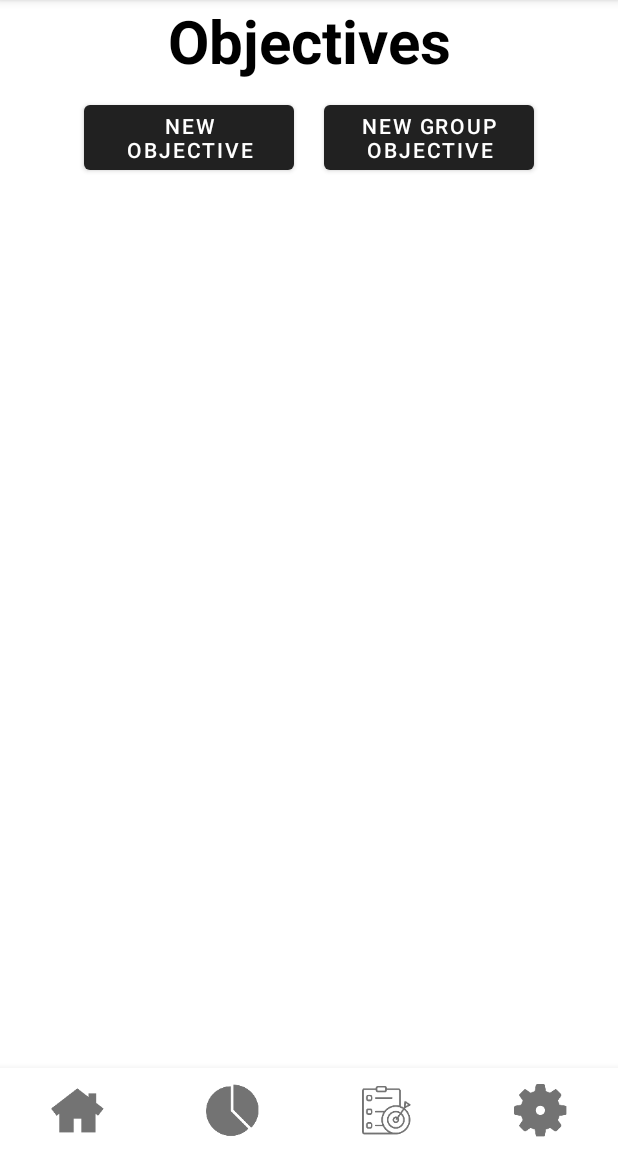
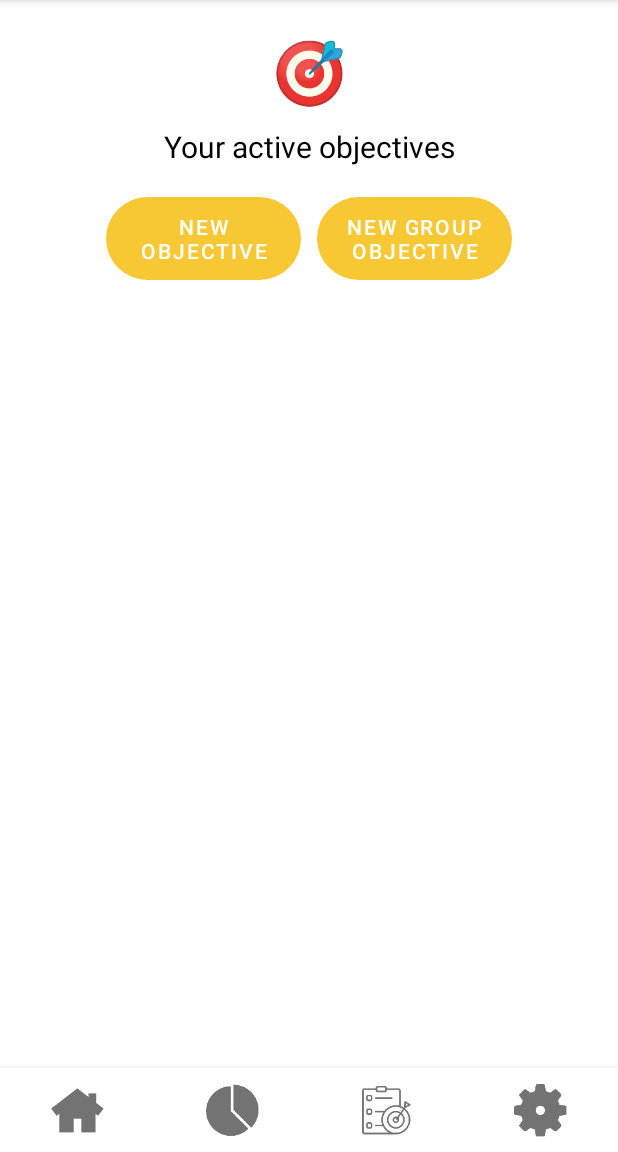
Before and after one commit to Pamacchia/WalletFlow, an Android app: the ObjectivesActivity screen opened directly, with no data from a screen before it, on a phone screen of 412 x 824 dp, the part 84-1236 px from its top. Run offline under Robolectric (Android 15) with nearby library versions, the phone set to English and light mode, and no system bars; our stand-ins replace Firebase (no records; nobody signed in at launch, a user with empty details on screens opened directly).

Commit message:
profile and card aes + theme rename

```diff
--- a/app/src/main/res/layout/activity_objective.xml
+++ b/app/src/main/res/layout/activity_objective.xml
@@ -6,6 +6,7 @@
     android:layout_width="match_parent"
     android:layout_height="match_parent"
     android:orientation="vertical"
+    android:theme="@style/BaseTheme"
     tools:context=".objectives.ObjectivesActivity">
 
     <LinearLayout
@@ -20,31 +21,47 @@
             android:layout_width="match_parent"
             android:layout_height="wrap_content"
             android:gravity="center"
-            android:text="Objectives"
+            android:text="🎯"
+            android:layout_marginTop="20dp"
             android:textColor="@color/black"
             android:textSize="40dp"
             android:textStyle="bold" />
+
+        <TextView
+            android:layout_width="320dp"
+            android:layout_height="wrap_content"
+            android:textAlignment="center"
+            android:layout_gravity="center_horizontal"
+            android:text="Your active objectives"
+            android:layout_marginTop="10dp"
+            android:textColor="@color/black"
+            android:textSize="20sp"></TextView>
 
         <LinearLayout
             android:layout_width="320dp"
             android:layout_height="wrap_content"
             android:layout_gravity="center"
+            android:gravity="center_horizontal"
+            android:layout_marginTop="20dp"
             android:orientation="horizontal"
             >
 
             <Button
                 android:id="@+id/btnAddNewObjective"
-                android:layout_width="140dp"
+                android:layout_width="130dp"
                 android:layout_height="wrap_content"
-                android:layout_margin="10dp"
-                android:text="New objective" />
+                android:layout_marginRight="5dp"
+                android:text="New objective"
+                android:background="@drawable/round_button"
+                />
 
             <Button
                 android:id="@+id/btnAddNewGroupObjective"
-                android:layout_width="140dp"
+                android:layout_width="130dp"
                 android:layout_height="wrap_content"
-                android:layout_margin="10dp"
-                android:text="New group objective">
+                android:text="New group objective"
+                android:layout_marginLeft="5dp"
+                android:background="@drawable/round_button">
 
             </Button>
 
@@ -57,6 +74,7 @@
             android:layout_height="match_parent"
             android:gravity="center"
             android:orientation="vertical"
+            android:layout_marginTop="20dp"
             android:fillViewport="true">
 
             <LinearLayout
--- a/app/src/main/res/layout/activity_welcome_login.xml
+++ b/app/src/main/res/layout/activity_welcome_login.xml
@@ -7,7 +7,7 @@
     android:layout_height="match_parent"
     android:gravity="center"
     android:orientation="vertical"
-    android:theme="@style/LoginTheme"
+    android:theme="@style/BaseTheme"
     tools:context=".welcome.LoginActivity">
 
     <TextView
--- a/app/src/main/res/layout/activity_welcome_onboarding.xml
+++ b/app/src/main/res/layout/activity_welcome_onboarding.xml
@@ -8,7 +8,7 @@
     android:layout_height="match_parent"
     android:gravity="center"
     android:orientation="vertical"
-    android:theme="@style/LoginTheme"
+    android:theme="@style/BaseTheme"
     tools:context=".welcome.OnboardingActivity">
 
     <TextView
--- a/app/src/main/res/layout/activity_welcome_registration.xml
+++ b/app/src/main/res/layout/activity_welcome_registration.xml
@@ -6,7 +6,7 @@
     android:layout_height="match_parent"
     android:gravity="center"
     android:orientation="vertical"
-    android:theme="@style/LoginTheme"
+    android:theme="@style/BaseTheme"
     tools:context=".welcome.RegistrationActivity">
 
     <TextView
--- a/app/src/main/res/values/styles.xml
+++ b/app/src/main/res/values/styles.xml
@@ -4,7 +4,7 @@
     <item name="colorPrimary">@color/nordGreen</item>
     <!-- Add other theme attributes if needed -->
 </style>
-<style name="LoginTheme">
+<style name="BaseTheme">
     <item name="colorPrimary">@color/vividYellow</item>
     <!-- Add other theme attributes if needed -->
 </style>
```
Also changed, not shown: app/src/main/res/layout/activity_profile.xml (+4 -3 lines), app/src/main/res/layout/objective_cardview.xml (+0 -7 lines), app/src/main/res/layout/participant_detail_item.xml (+4 -15 lines).
